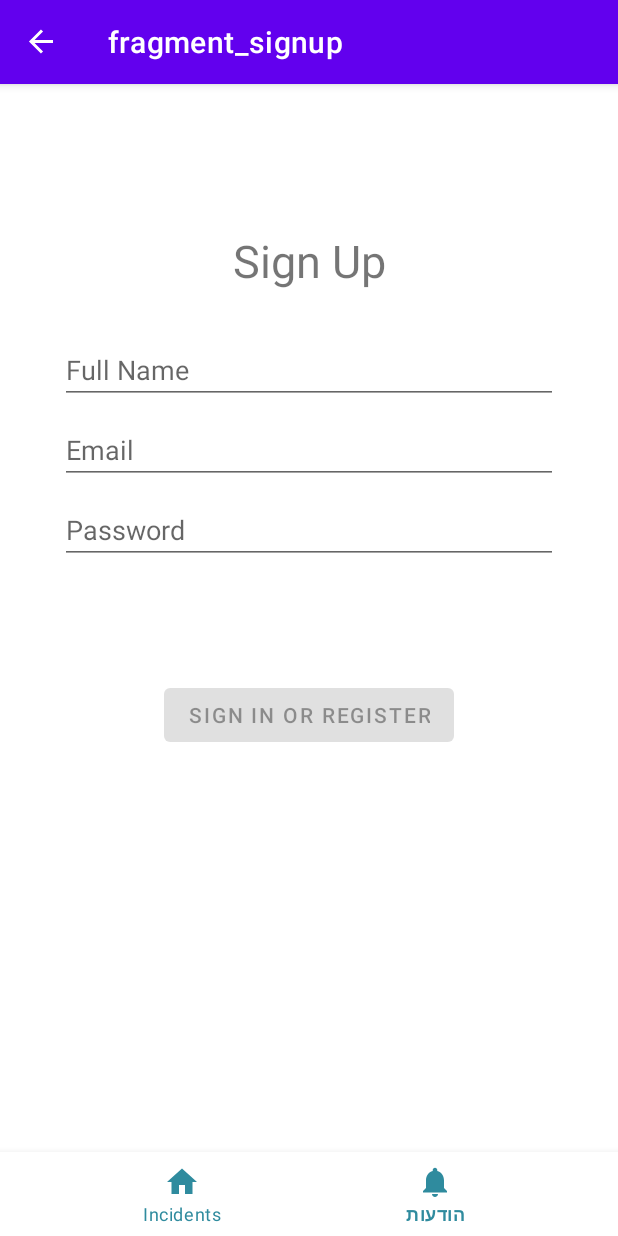
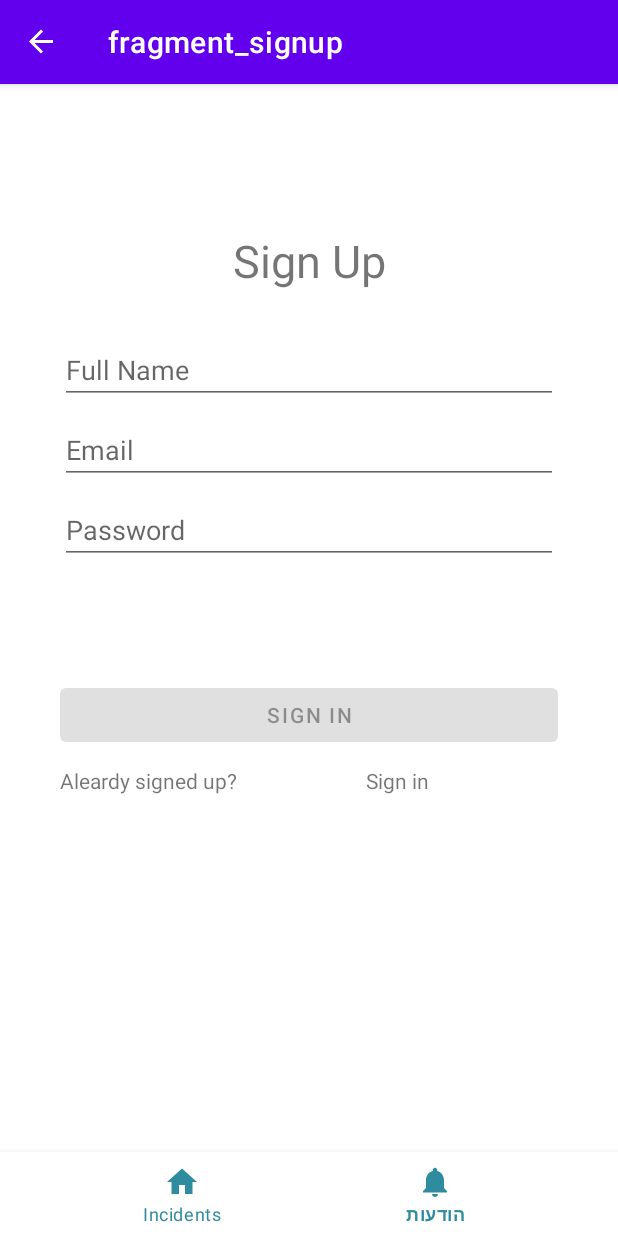
Before and after one commit to amitassa/KeepeR, an Android app: the SignupFragment screen opened through its navigation route, on a phone screen of 412 x 824 dp. Run offline under Robolectric (Android 15) with nearby library versions, the phone set to English and light mode, and no system bars; our stand-ins replace Firebase (no records; nobody signed in at launch, a user with empty details on screens opened directly), navigation-ui.

Commit message:
already signed up/in tvs

```diff
--- a/app/src/main/java/amit/myapp/keeper/ui/authentication/SignupFragment.java
+++ b/app/src/main/java/amit/myapp/keeper/ui/authentication/SignupFragment.java
@@ -7,12 +7,18 @@ import androidx.fragment.app.Fragment;
 import android.view.LayoutInflater;
 import android.view.View;
 import android.view.ViewGroup;
+import android.widget.Button;
+
+import com.google.firebase.auth.FirebaseAuth;
 
 import amit.myapp.keeper.R;
+import amit.myapp.keeper.databinding.FragmentLoginBinding;
+import amit.myapp.keeper.databinding.FragmentSignupBinding;
 
 public class SignupFragment extends Fragment {
 
-
+    FragmentSignupBinding binding;
+    FirebaseAuth mAuth;
     public SignupFragment() {
         // Required empty public constructor
     }
@@ -20,7 +26,23 @@ public class SignupFragment extends Fragment {
     @Override
     public View onCreateView(LayoutInflater inflater, ViewGroup container,
                              Bundle savedInstanceState) {
-        // Inflate the layout for this fragment
-        return inflater.inflate(R.layout.fragment_signup, container, false);
+
+        binding = FragmentSignupBinding.inflate(inflater, container, false);
+        View root = binding.getRoot();
+
+        mAuth = FirebaseAuth.getInstance();
+
+        binding.signupBtn.setOnClickListener(new View.OnClickListener() {
+            @Override
+            public void onClick(View view) {
+                createUser();
+            }
+        });
+
+        return root;
+    }
+
+    private void createUser(){
+
     }
 }
--- a/app/src/main/res/layout/fragment_signup.xml
+++ b/app/src/main/res/layout/fragment_signup.xml
@@ -18,7 +18,7 @@
         android:layout_marginTop="96dp"
         android:layout_marginEnd="24dp"
         android:hint="@string/prompt_fullName"
-        android:imeActionLabel="@string/action_sign_in_short"
+        android:imeActionLabel="@string/action_sign_up"
         android:imeOptions="actionDone"
         android:selectAllOnFocus="true"
         app:layout_constraintBottom_toTopOf="@id/signup_username_et"
@@ -48,7 +48,7 @@
         android:layout_marginTop="8dp"
         android:layout_marginEnd="24dp"
         android:hint="@string/prompt_password"
-        android:imeActionLabel="@string/action_sign_in_short"
+        android:imeActionLabel="@string/action_sign_up"
         android:imeOptions="actionDone"
         android:inputType="textPassword"
         android:selectAllOnFocus="true"
@@ -58,18 +58,16 @@
 
     <Button
         android:id="@+id/signup_btn"
-        android:layout_width="wrap_content"
+        android:layout_width="0dp"
         android:layout_height="wrap_content"
         android:layout_gravity="start"
-        android:layout_marginStart="48dp"
         android:layout_marginTop="16dp"
-        android:layout_marginEnd="48dp"
         android:layout_marginBottom="64dp"
         android:enabled="false"
         android:text="@string/action_sign_in"
         app:layout_constraintBottom_toBottomOf="parent"
-        app:layout_constraintEnd_toEndOf="parent"
-        app:layout_constraintStart_toStartOf="parent"
+        app:layout_constraintEnd_toEndOf="@+id/signup_password_et"
+        app:layout_constraintStart_toStartOf="@+id/signup_password_et"
         app:layout_constraintTop_toBottomOf="@+id/signup_password_et"
         app:layout_constraintVertical_bias="0.2" />
 
@@ -99,4 +97,22 @@
         app:layout_constraintBottom_toTopOf="@+id/signup_fullname_et"
         app:layout_constraintEnd_toEndOf="@id/signup_fullname_et"
         app:layout_constraintStart_toStartOf="@id/signup_fullname_et" />
+
+    <TextView
+        android:id="@+id/signup_change_to_login_btn"
+        android:layout_width="wrap_content"
+        android:layout_height="wrap_content"
+        android:layout_marginTop="10dp"
+        android:text="@string/go_to_login"
+        app:layout_constraintStart_toStartOf="@+id/signup_btn"
+        app:layout_constraintTop_toBottomOf="@+id/signup_btn" />
+
+    <TextView
+        android:id="@+id/login_signup_btn"
+        android:layout_width="wrap_content"
+        android:layout_height="wrap_content"
+        android:text="@string/action_sign_in"
+        app:layout_constraintEnd_toEndOf="@+id/signup_btn"
+        app:layout_constraintStart_toEndOf="@+id/signup_change_to_login_btn"
+        app:layout_constraintTop_toTopOf="@+id/signup_change_to_login_btn" />
 </androidx.constraintlayout.widget.ConstraintLayout>
--- a/app/src/main/res/values/strings.xml
+++ b/app/src/main/res/values/strings.xml
@@ -10,8 +10,11 @@
     <string name="prompt_email">Email</string>
     <string name="prompt_password">Password</string>
     <string name="prompt_fullName">Full Name</string>
-    <string name="action_sign_in">Sign in or register</string>
-    <string name="action_sign_in_short">Sign in</string>
+    <string name="action_sign_up">Register</string>
+    <string name="action_sign_in">Sign in</string>
+    <string name="go_to_sign_up">Do not have a user yet?</string>
+    <string name="go_to_login">Aleardy signed up?</string>
+
     <string name="welcome">"Welcome !"</string>
     <string name="invalid_username">Not a valid username</string>
     <string name="invalid_password">Password must be >5 characters</string>
```
Also changed, not shown: app/src/main/res/layout/fragment_login.xml (+26 -9 lines).
